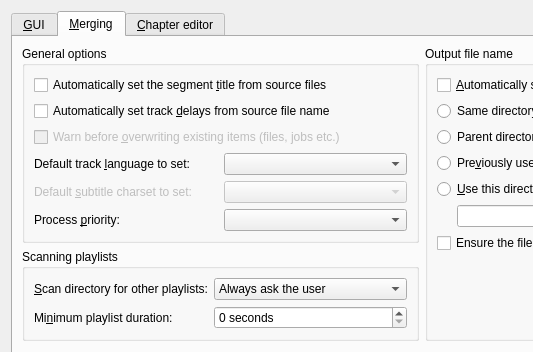
Old version of the form src/mkvtoolnix-gui/forms/main_window/preferences_dialog.ui in the repository jpsdr/MKVToolnix-Windows-7; both pictures show x 0 to 533 and y 0 to 352 of the 900 by 620 pixel window.
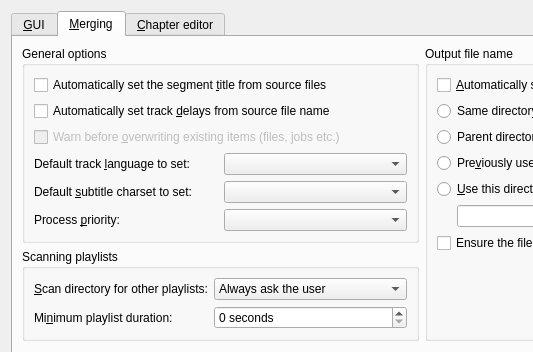
New version of the form. The open tabs and pages were chosen to show the change. Icons and pictures are not drawn.

Commit message: GUI: implement default subtitle character set

Patch:
```diff
--- a/src/mkvtoolnix-gui/forms/main_window/preferences_dialog.ui
+++ b/src/mkvtoolnix-gui/forms/main_window/preferences_dialog.ui
@@ -406,9 +406,6 @@
                 </item>
                 <item row="1" column="0">
                  <widget class="QLabel" name="label_4">
-                  <property name="enabled">
-                   <bool>false</bool>
-                  </property>
                   <property name="text">
                    <string>Default &amp;subtitle charset to set:</string>
                   </property>
@@ -418,11 +415,7 @@
                  </widget>
                 </item>
                 <item row="1" column="1">
-                 <widget class="QComboBox" name="cbMDefaultSubtitleCharset">
-                  <property name="enabled">
-                   <bool>false</bool>
-                  </property>
-                 </widget>
+                 <widget class="QComboBox" name="cbMDefaultSubtitleCharset"/>
                 </item>
                 <item row="2" column="0">
                  <widget class="QLabel" name="label_5">
```
The commit also changes 5 other files.
